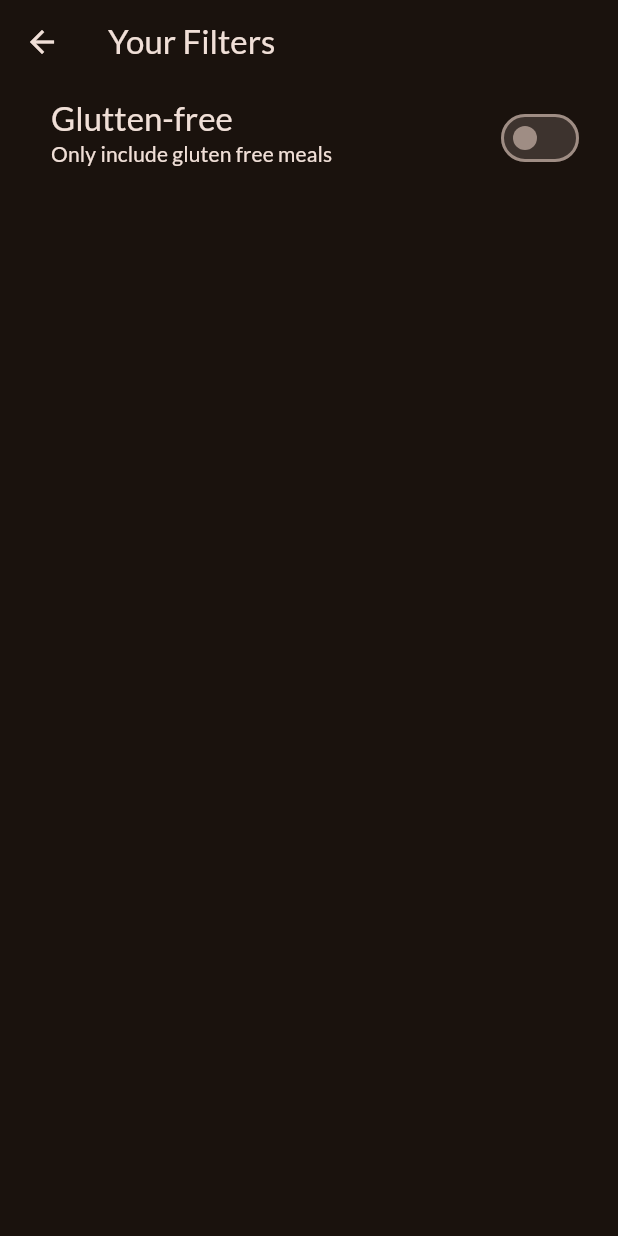
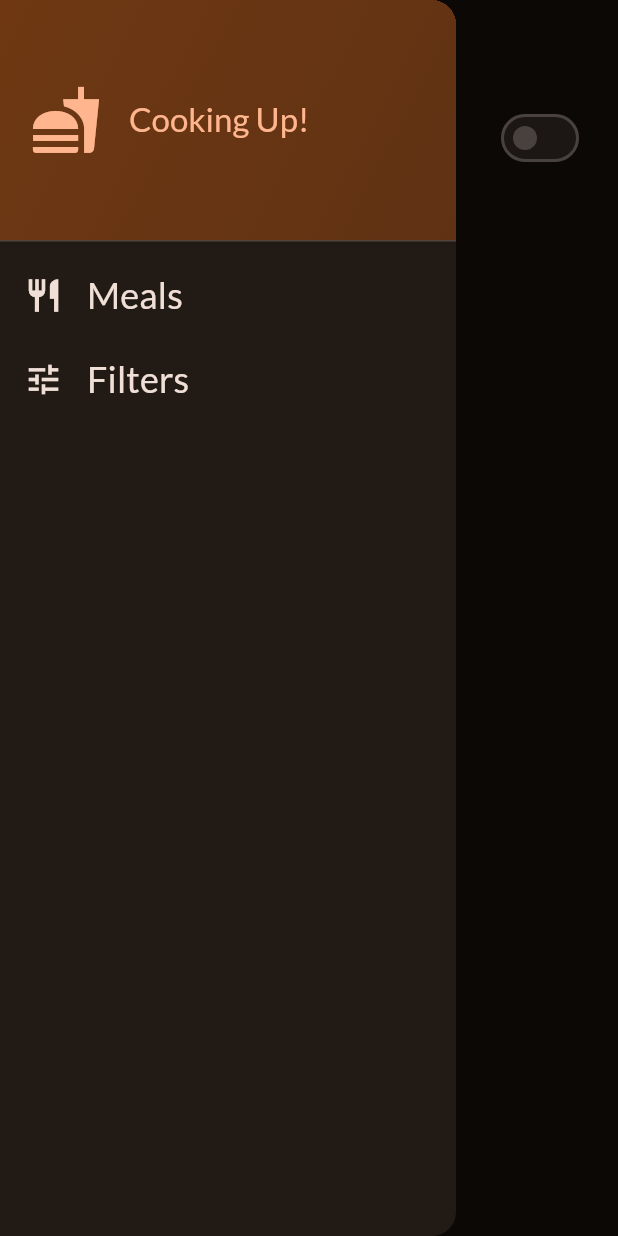
Before and after one commit to scottkelly36/flutter_meal_app, a Flutter app: the FiltersScreen screen opened directly, with the side drawer open (before the commit the screen has no drawer), on a phone screen of 412 x 824 dp. Run offline on Flutter 3.47's test engine with Material 2 defaults, Android fonts, the phone set to English and light mode, and no system bars; our stand-ins replace google_fonts, transparent_image.

Commit message:
removes back button from filters screen and replaces it with drawer

```diff
--- a/lib/screens/filters.dart
+++ b/lib/screens/filters.dart
@@ -1,4 +1,6 @@
 import 'package:flutter/material.dart';
+import 'package:flutter_meal_app/screens/tabs.dart';
+import 'package:flutter_meal_app/widgets/main_drawer.dart';
 
 class FiltersScreen extends StatefulWidget {
   const FiltersScreen({super.key});
@@ -8,13 +10,24 @@ class FiltersScreen extends StatefulWidget {
 }
 
 class _FiltersScreenState extends State<FiltersScreen> {
-
   var _glutenFreeFilterSet = false;
 
   @override
   Widget build(BuildContext context) {
     return Scaffold(
-        appBar: AppBar(title: const Text('Your Filters')),
+        appBar: AppBar(
+          title: const Text('Your Filters'),
+        ),
+        drawer: MainDrawer(
+          onSelectScreen: (identifier) {
+            Navigator.of(context).pop();
+            if (identifier == 'meals') {
+              Navigator.of(context).push(
+                MaterialPageRoute(builder: (ctx) => const TabsScreen()),
+              );
+            }
+          },
+        ),
         body: Column(
           children: [
             SwitchListTile(
--- a/lib/screens/tabs.dart
+++ b/lib/screens/tabs.dart
@@ -46,12 +46,12 @@ class _TabsScreenState extends State<TabsScreen> {
   }
 
   void _setScreen(String identifier) {
+
+    Navigator.of(context).pop();
     if (identifier == 'filters') {
       Navigator.of(context).push(MaterialPageRoute(
         builder: (ctx) => const FiltersScreen(),
       ));
-    } else {
-      Navigator.of(context).pop();
     }
   }
 
```
